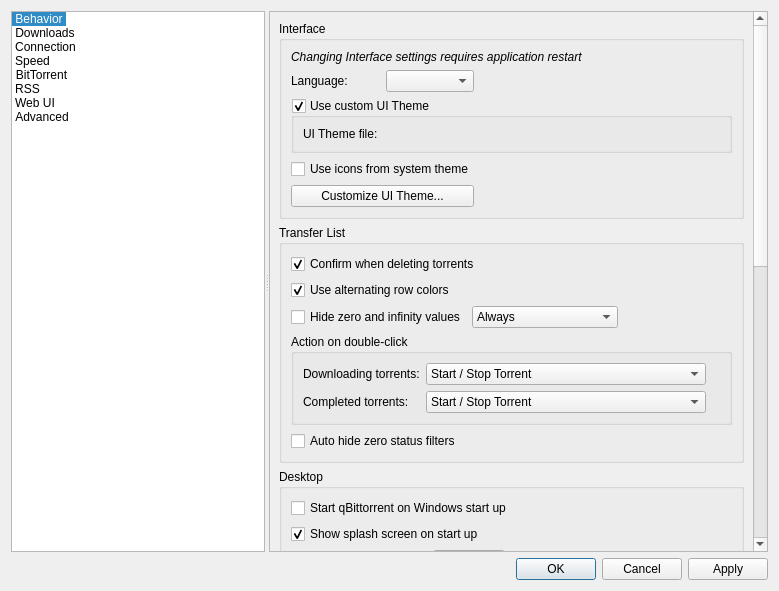
Old version of the form src/gui/optionsdialog.ui in the repository SysAdminDoc/qBittorrent-Vanced.
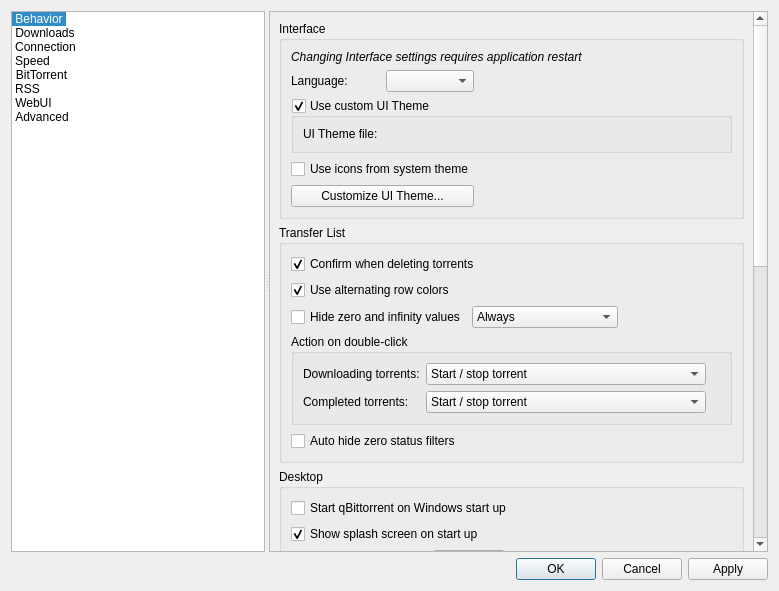
New version of the form. Custom widgets are drawn as their Qt base class.

What changed in the file:
```diff
--- a/src/gui/optionsdialog.ui
+++ b/src/gui/optionsdialog.ui
@@ -79,7 +79,7 @@
       </item>
       <item>
        <property name="text">
-        <string>Web UI</string>
+        <string>WebUI</string>
        </property>
       </item>
       <item>
@@ -294,7 +294,7 @@
                     </property>
                     <item>
                      <property name="text">
-                      <string>Start / Stop Torrent</string>
+                      <string>Start / stop torrent</string>
                      </property>
                     </item>
                     <item>
@@ -330,7 +330,7 @@
                    <widget class="QComboBox" name="actionTorrentFnOnDblClBox">
                     <item>
                      <property name="text">
-                      <string>Start / Stop Torrent</string>
+                      <string>Start / stop torrent</string>
                      </property>
                     </item>
                     <item>
```
Left out of the diff: 10 changed lines with no effect on the pictures. Lines whose indentation alone changed are shown as unchanged.
